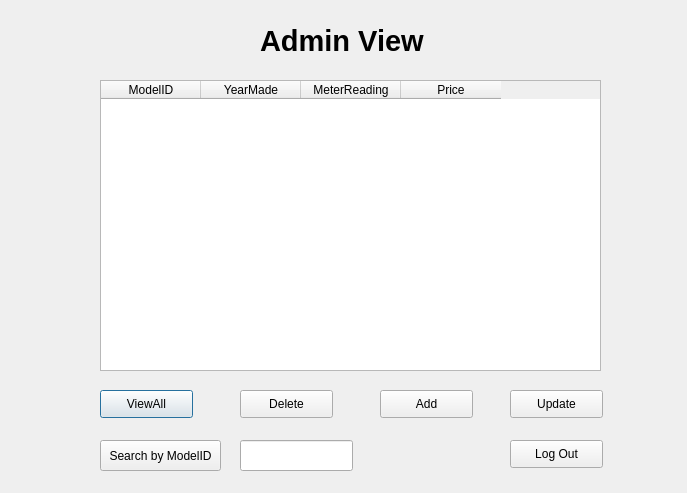
Old version of the form userInterface/adminView.ui in the repository Usama-Amjad/Bulldozer-Price-Prediction-with-PyQt6.
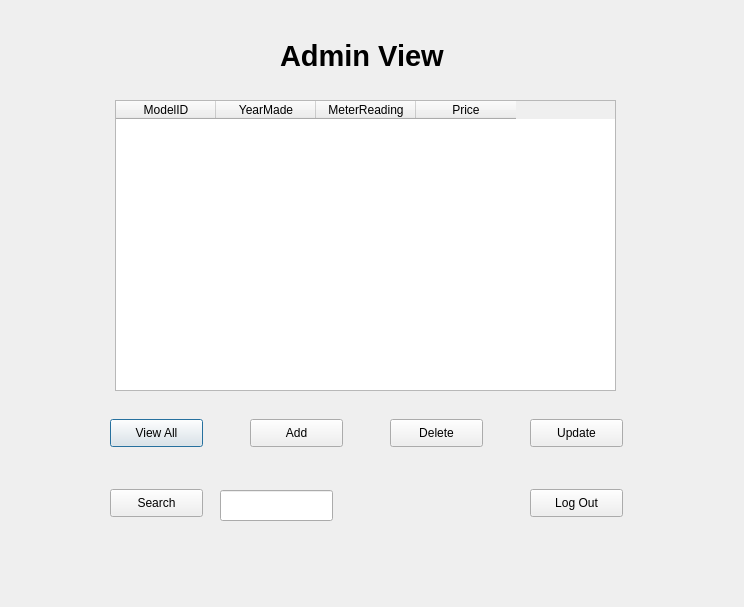
New version of the form.

```diff
--- a/userInterface/adminView.ui
+++ b/userInterface/adminView.ui
@@ -6,71 +6,20 @@
    <rect>
     <x>0</x>
     <y>0</y>
-    <width>687</width>
-    <height>493</height>
+    <width>744</width>
+    <height>607</height>
    </rect>
   </property>
   <property name="windowTitle">
    <string>Dialog</string>
   </property>
-  <widget class="QTableWidget" name="adminTable">
+  <widget class="QLabel" name="adminView">
    <property name="geometry">
     <rect>
-     <x>100</x>
-     <y>80</y>
-     <width>501</width>
-     <height>291</height>
-    </rect>
-   </property>
-   <property name="alternatingRowColors">
-    <bool>true</bool>
-   </property>
-   <property name="selectionMode">
-    <enum>QAbstractItemView::SingleSelection</enum>
-   </property>
-   <property name="selectionBehavior">
-    <enum>QAbstractItemView::SelectRows</enum>
-   </property>
-   <property name="sortingEnabled">
-    <bool>true</bool>
-   </property>
-   <property name="columnCount">
-    <number>4</number>
-   </property>
-   <attribute name="horizontalHeaderVisible">
-    <bool>true</bool>
-   </attribute>
-   <attribute name="horizontalHeaderCascadingSectionResizes">
-    <bool>false</bool>
-   </attribute>
-   <column>
-    <property name="text">
-     <string>ModelID</string>
-    </property>
-   </column>
-   <column>
-    <property name="text">
-     <string>YearMade</string>
-    </property>
-   </column>
-   <column>
-    <property name="text">
-     <string>MeterReading</string>
-    </property>
-   </column>
-   <column>
-    <property name="text">
-     <string>Price</string>
-    </property>
-   </column>
-  </widget>
-  <widget class="QLabel" name="adminLabelView">
-   <property name="geometry">
-    <rect>
-     <x>260</x>
-     <y>20</y>
-     <width>231</width>
-     <height>41</height>
+     <x>280</x>
+     <y>30</y>
+     <width>241</width>
+     <height>51</height>
     </rect>
    </property>
    <property name="font">
@@ -80,6 +29,9 @@
      <bold>true</bold>
     </font>
    </property>
+   <property name="tabletTracking">
+    <bool>true</bool>
+   </property>
    <property name="text">
     <string>Admin View</string>
    </property>
@@ -87,90 +39,150 @@
   <widget class="QPushButton" name="viewAllB">
    <property name="geometry">
     <rect>
-     <x>100</x>
-     <y>390</y>
+     <x>110</x>
+     <y>419</y>
      <width>93</width>
      <height>28</height>
     </rect>
    </property>
-   <property name="text">
-    <string>ViewAll</string>
+   <property name="tabletTracking">
+    <bool>true</bool>
    </property>
-  </widget>
-  <widget class="QPushButton" name="delete_2">
-   <property name="geometry">
-    <rect>
-     <x>240</x>
-     <y>390</y>
-     <width>93</width>
-     <height>28</height>
-    </rect>
-   </property>
    <property name="text">
-    <string>Delete</string>
-   </property>
-  </widget>
-  <widget class="QPushButton" name="add">
-   <property name="geometry">
-    <rect>
-     <x>380</x>
-     <y>390</y>
-     <width>93</width>
-     <height>28</height>
-    </rect>
-   </property>
-   <property name="text">
-    <string>Add</string>
+    <string>View All</string>
    </property>
   </widget>
   <widget class="QPushButton" name="updateB">
    <property name="geometry">
     <rect>
-     <x>510</x>
-     <y>390</y>
+     <x>530</x>
+     <y>419</y>
      <width>93</width>
      <height>28</height>
     </rect>
    </property>
+   <property name="tabletTracking">
+    <bool>true</bool>
+   </property>
    <property name="text">
     <string>Update</string>
    </property>
   </widget>
+  <widget class="QPushButton" name="add">
+   <property name="geometry">
+    <rect>
+     <x>250</x>
+     <y>419</y>
+     <width>93</width>
+     <height>28</height>
+    </rect>
+   </property>
+   <property name="tabletTracking">
+    <bool>true</bool>
+   </property>
+   <property name="text">
+    <string>Add</string>
+   </property>
+  </widget>
+  <widget class="QPushButton" name="delete_2">
+   <property name="geometry">
+    <rect>
+     <x>390</x>
+     <y>419</y>
+     <width>93</width>
+     <height>28</height>
+    </rect>
+   </property>
+   <property name="tabletTracking">
+    <bool>true</bool>
+   </property>
+   <property name="text">
+    <string>Delete</string>
+   </property>
+  </widget>
+  <widget class="QPushButton" name="logOut">
+   <property name="geometry">
+    <rect>
+     <x>530</x>
+     <y>489</y>
+     <width>93</width>
+     <height>28</height>
+    </rect>
+   </property>
+   <property name="tabletTracking">
+    <bool>true</bool>
+   </property>
+   <property name="text">
+    <string>Log Out</string>
+   </property>
+  </widget>
   <widget class="QPushButton" name="searchByModelId">
    <property name="geometry">
     <rect>
-     <x>100</x>
-     <y>440</y>
-     <width>121</width>
-     <height>31</height>
+     <x>110</x>
+     <y>489</y>
+     <width>93</width>
+     <height>28</height>
     </rect>
    </property>
+   <property name="tabletTracking">
+    <bool>true</bool>
+   </property>
    <property name="text">
-    <string>Search by ModelID</string>
+    <string>Search</string>
    </property>
   </widget>
   <widget class="QLineEdit" name="searchID">
    <property name="geometry">
     <rect>
-     <x>240</x>
-     <y>440</y>
+     <x>220</x>
+     <y>490</y>
      <width>113</width>
      <height>31</height>
     </rect>
    </property>
+   <property name="tabletTracking">
+    <bool>true</bool>
+   </property>
   </widget>
-  <widget class="QPushButton" name="logOut">
+  <widget class="QTableWidget" name="adminTable">
    <property name="geometry">
     <rect>
-     <x>510</x>
-     <y>440</y>
-     <width>93</width>
-     <height>28</height>
+     <x>115</x>
+     <y>100</y>
+     <width>501</width>
+     <height>291</height>
     </rect>
    </property>
-   <property name="text">
-    <string>Log Out</string>
+   <property name="sortingEnabled">
+    <bool>true</bool>
    </property>
+   <property name="columnCount">
+    <number>4</number>
+   </property>
+   <attribute name="horizontalHeaderCascadingSectionResizes">
+    <bool>false</bool>
+   </attribute>
+   <column>
+    <property name="text">
+     <string>ModelID</string>
+    </property>
+   </column>
+   <column>
+    <property name="text">
+     <string>YearMade</string>
+    </property>
+   </column>
+   <column>
+    <property name="text">
+     <string>MeterReading</string>
+    </property>
+   </column>
+   <column>
+    <property name="text">
+     <string>Price</string>
+    </property>
+   </column>
   </widget>
  </widget>
  <resources/>
```
